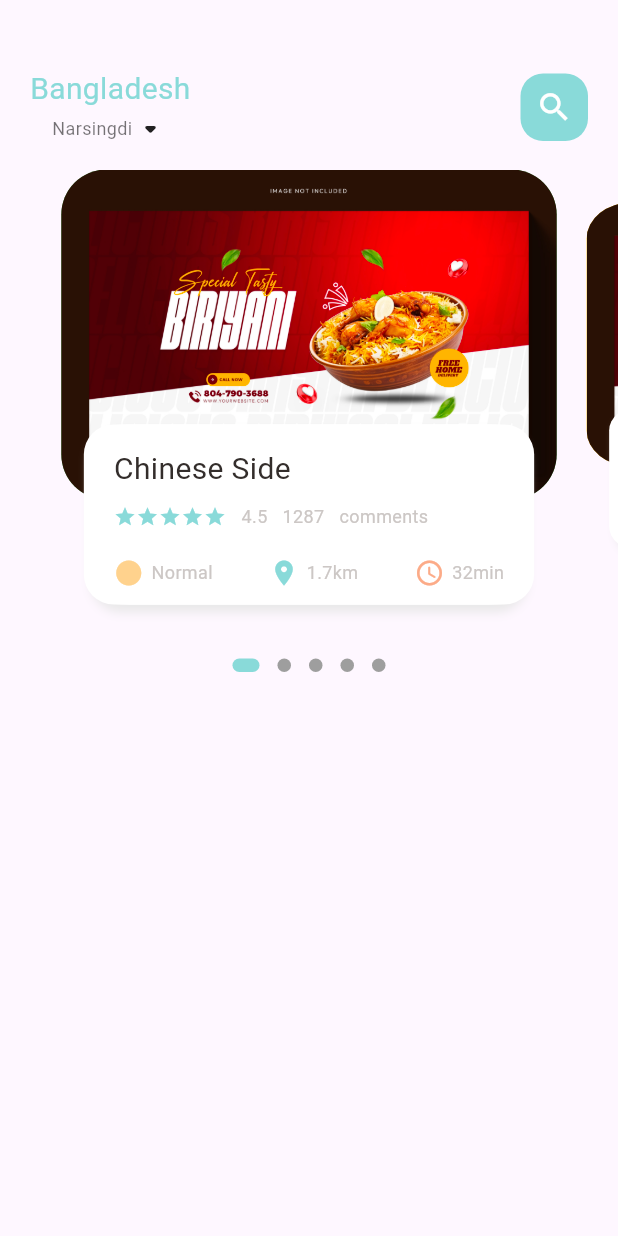
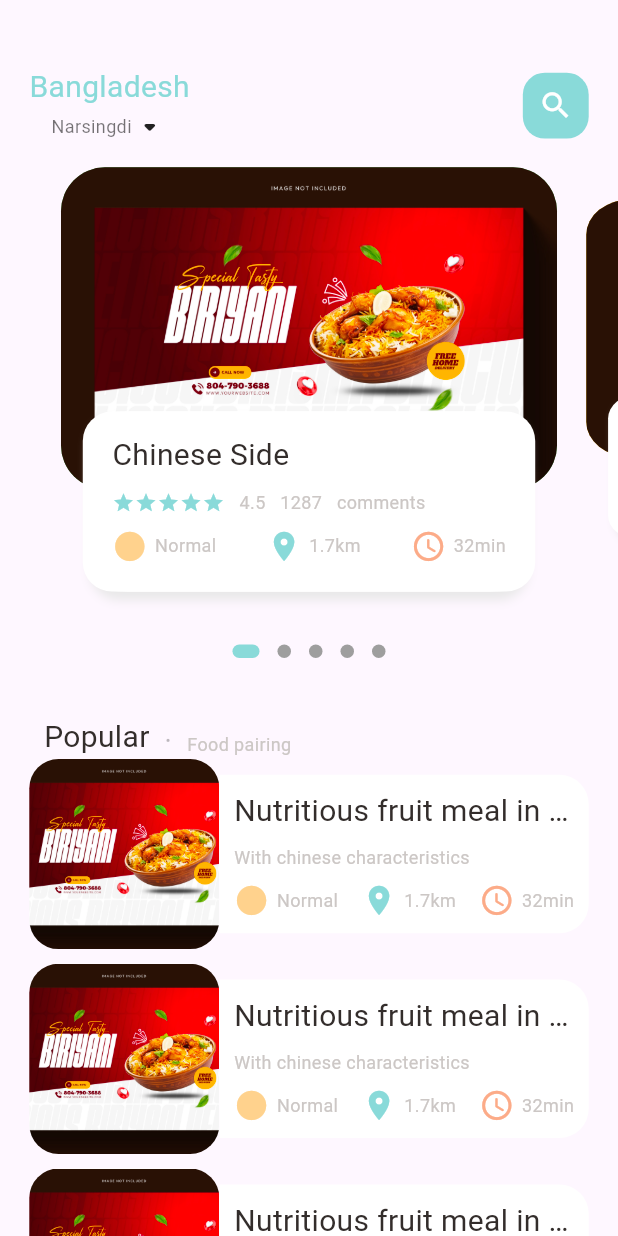
Before and after one commit to Check-HazratALi/food_app, a Flutter app: the screen it shows after launch, on a phone screen of 412 x 824 dp. Run offline on Flutter 3.47's test engine with Material 3 defaults, Android fonts, the phone set to English and light mode, and no system bars; drawn by our look-alikes of dots_indicator; our stand-ins replace get.

Commit message:
home_page_populer_list_view

```diff
--- a/lib/home/food_page_body.dart
+++ b/lib/home/food_page_body.dart
@@ -1,6 +1,7 @@
 import 'package:dots_indicator/dots_indicator.dart';
 import 'package:flutter/material.dart';
 import 'package:food_app/utils/colors.dart';
+import 'package:food_app/utils/dimension.dart';
 import 'package:food_app/widgets/big_text.dart';
 import 'package:food_app/widgets/icon_and_text_widget.dart';
 import 'package:food_app/widgets/small_text.dart';
@@ -15,6 +16,7 @@ class FoodPageBody extends StatefulWidget {
 class _FoodPageBodyState extends State<FoodPageBody> {
   PageController pageController = PageController(viewportFraction: 0.85);
   var _currentPageValue = 0.0;
+  double _height = Dimension.pageViewContainer;
 
   @override
   void initState() {
@@ -38,7 +40,7 @@ class _FoodPageBodyState extends State<FoodPageBody> {
       children: [
         //slider section
         Container(
-          height: 320,
+          height: Dimension.pageView,
           child: PageView.builder(
             controller: pageController,
             itemCount: 5,
@@ -61,6 +63,117 @@ class _FoodPageBodyState extends State<FoodPageBody> {
             ),
           ),
         ),
+
+        //popular text
+        SizedBox(height: Dimension.height30),
+        Container(
+          margin: EdgeInsets.only(left: Dimension.width30),
+          child: Row(
+            crossAxisAlignment: CrossAxisAlignment.end,
+            children: [
+              BigText(text: "Popular"),
+              SizedBox(width: Dimension.width10),
+              Container(
+                margin: const EdgeInsets.only(bottom: 3),
+                child: BigText(
+                  text: ".",
+                  color: Colors.black26,
+                ),
+              ),
+              SizedBox(width: Dimension.width10),
+              Container(
+                margin: const EdgeInsets.only(bottom: 2),
+                child: SmallText(
+                  text: "Food pairing",
+                ),
+              ),
+            ],
+          ),
+        ),
+
+        //list of food and images
+
+        ListView.builder(
+          physics: NeverScrollableScrollPhysics(),
+          shrinkWrap: true,
+          itemCount: 10,
+          itemBuilder: (context, index) {
+            return Container(
+              margin: EdgeInsets.only(
+                left: Dimension.width20,
+                right: Dimension.width20,
+                bottom: Dimension.height10,
+              ),
+              child: Row(
+                children: [
+                  //image section
+                  Container(
+                    width: Dimension.listViewImgSize,
+                    height: Dimension.listViewImgSize,
+                    decoration: BoxDecoration(
+                      borderRadius: BorderRadius.circular(Dimension.radius20),
+                      color: Colors.white,
+                      image: DecorationImage(
+                        fit: BoxFit.cover,
+                        image: AssetImage("assets/image/food1.jpg"),
+                      ),
+                    ),
+                  ),
+
+                  //text container
+                  Expanded(
+                    child: Container(
+                      height: Dimension.listViewTextContSize,
+                      decoration: BoxDecoration(
+                        borderRadius: BorderRadius.only(
+                          topRight: Radius.circular(Dimension.radius20),
+                          bottomRight: Radius.circular(Dimension.radius20),
+                        ),
+                        color: Colors.white,
+                      ),
+                      child: Padding(
+                        padding: EdgeInsets.only(
+                          left: Dimension.width10,
+                          right: Dimension.width10,
+                        ),
+                        child: Column(
+                          crossAxisAlignment: CrossAxisAlignment.start,
+                          mainAxisAlignment: MainAxisAlignment.center,
+                          children: [
+                            BigText(text: "Nutritious fruit meal in China"),
+                            SizedBox(height: Dimension.height10),
+                            SmallText(text: "With chinese characteristics"),
+                            SizedBox(height: Dimension.height10),
+                            Row(
+                              mainAxisAlignment: MainAxisAlignment.spaceBetween,
+                              children: [
+                                IconAndTextWidget(
+                                  icon: Icons.circle_sharp,
+                                  iconColor: AppColors.iconColor1,
+                                  text: "Normal",
+                                ),
+                                IconAndTextWidget(
+                                  icon: Icons.location_on,
+                                  iconColor: AppColors.mainColor,
+                                  text: "1.7km",
+                                ),
+                                IconAndTextWidget(
+                                  icon: Icons.access_time_rounded,
+                                  iconColor: AppColors.iconColor2,
+                                  text: "32min",
+                                ),
+                              ],
+                            ),
+                          ],
+                        ),
+                      ),
+                    ),
+                  ),
+                ],
+              ),
+            );
+          },
+        ),
       ],
     );
   }
@@ -69,19 +182,19 @@ class _FoodPageBodyState extends State<FoodPageBody> {
     Matrix4 matrix = new Matrix4.identity();
     if (index == _currentPageValue.floor()) {
       var currScale = 1 - (_currentPageValue - index) * (1 - 0.8);
-      var currTrans = 220 * (1 - currScale) / 2;
+      var currTrans = _height * (1 - currScale) / 2;
       matrix = Matrix4.diagonal3Values(1, currScale, 1)..setTranslationRaw(0, currTrans, 0);
     } else if (index == _currentPageValue.floor() + 1) {
       var currScale = 0.8 + (_currentPageValue - index + 1) * (1 - 0.8);
-      var currTrans = 220 * (1 - currScale) / 2;
+      var currTrans = _height * (1 - currScale) / 2;
       matrix = Matrix4.diagonal3Values(1, currScale, 1)..setTranslationRaw(0, currTrans, 0);
     } else if (index == _currentPageValue.floor() - 1) {
       var currScale = 1 - (_currentPageValue - index) * (1 - 0.8);
-      var currTrans = 220 * (1 - currScale) / 2;
+      var currTrans = _height * (1 - currScale) / 2;
       matrix = Matrix4.diagonal3Values(1, currScale, 1)..setTranslationRaw(0, currTrans, 0);
     } else {
       var currScale = 0.8;
-      var currTrans = 220 * (1 - currScale) / 2;
+      var currTrans = _height * (1 - currScale) / 2;
       matrix = Matrix4.diagonal3Values(1, currScale, 1)..setTranslationRaw(0, currTrans, 0);
     }
 
@@ -90,10 +203,10 @@ class _FoodPageBodyState extends State<FoodPageBody> {
       child: Stack(
         children: [
           Container(
-            height: 220,
-            margin: const EdgeInsets.only(left: 10, right: 10),
+            height: _height,
+            margin: EdgeInsets.only(left: Dimension.width10 , right: Dimension.width10),
             decoration: BoxDecoration(
-              borderRadius: BorderRadius.circular(30),
+              borderRadius: BorderRadius.circular(Dimension.radius30),
               color: index.isEven ? Colors.green : Colors.amber,
               image: DecorationImage(
                 fit: BoxFit.cover,
@@ -105,9 +218,9 @@ class _FoodPageBodyState extends State<FoodPageBody> {
             alignment: Alignment.bottomCenter,
             child: Container(
               height: 120,
-              margin: const EdgeInsets.only(left: 30, right: 30, bottom: 30),
+              margin: EdgeInsets.only(left: Dimension.width30, right: Dimension.width30, bottom: Dimension.height30),
               decoration: BoxDecoration(
-                borderRadius: BorderRadius.circular(20),
+                borderRadius: BorderRadius.circular(Dimension.radius20),
                 color: Colors.white,
                 boxShadow: [
                   BoxShadow(
@@ -126,12 +239,12 @@ class _FoodPageBodyState extends State<FoodPageBody> {
                 ],
               ),
               child: Container(
-                padding: const EdgeInsets.only(top: 15, left: 15, right: 15),
+                padding: EdgeInsets.only(top: Dimension.height15, left: Dimension.width15, right: Dimension.width15),
                 child: Column(
                   crossAxisAlignment: CrossAxisAlignment.start,
                   children: [
                     BigText(text: "Chinese Side"),
-                    SizedBox(height: 10),
+                    SizedBox(height: Dimension.height10),
                     Row(
                       children: [
                         Wrap(
@@ -144,15 +257,15 @@ class _FoodPageBodyState extends State<FoodPageBody> {
                             ),
                           ),
                         ),
-                        SizedBox(width: 10),
+                        SizedBox(width: Dimension.width10),
                         SmallText(text: "4.5"),
-                        SizedBox(width: 10),
+                        SizedBox(width: Dimension.width10),
                         SmallText(text: "1287"),
-                        SizedBox(width: 10),
+                        SizedBox(width: Dimension.width10),
                         SmallText(text: "comments"),
                       ],
                     ),
-                    SizedBox(height: 20),
+                    SizedBox(height: Dimension.height10),
 
                     Row(
                       mainAxisAlignment: MainAxisAlignment.spaceBetween,
@@ -162,13 +275,13 @@ class _FoodPageBodyState extends State<FoodPageBody> {
                           iconColor: AppColors.iconColor1,
                           text: "Normal",
                         ),
-                        SizedBox(width: 20),
+                        SizedBox(width: Dimension.width20),
                         IconAndTextWidget(
                           icon: Icons.location_on,
                           iconColor: AppColors.mainColor,
                           text: "1.7km",
                         ),
-                        SizedBox(width: 20),
+                        SizedBox(width: Dimension.width20),
                         IconAndTextWidget(
                           icon: Icons.access_time_rounded,
                           iconColor: AppColors.iconColor2,
@@ -181,7 +294,6 @@ class _FoodPageBodyState extends State<FoodPageBody> {
               )
             ),
           ),
-
         ],
       ),
     );
--- a/lib/home/main_food_page.dart
+++ b/lib/home/main_food_page.dart
@@ -1,6 +1,7 @@
 import 'package:flutter/material.dart';
 import 'package:food_app/home/food_page_body.dart';
 import 'package:food_app/utils/colors.dart';
+import 'package:food_app/utils/dimension.dart';
 import 'package:food_app/widgets/big_text.dart';
 import 'package:food_app/widgets/small_text.dart';
 
@@ -20,8 +21,8 @@ class _MainFoodPageState extends State<MainFoodPage> {
           //showing the header
           Container(
             child: Container(
-              margin: EdgeInsets.only(top: 45, bottom: 15),
-              padding: EdgeInsets.symmetric(horizontal: 20),
+              margin: EdgeInsets.only(top: Dimension.height45, bottom: Dimension.height15),
+              padding: EdgeInsets.symmetric(horizontal: Dimension.radius20),
               child: Row(
                 mainAxisAlignment: MainAxisAlignment.spaceBetween,
                 children: [
@@ -39,12 +40,12 @@ class _MainFoodPageState extends State<MainFoodPage> {
 
                   Center(
                     child: Container(
-                      width: 45,
-                      height: 45,
-                      child: Icon(Icons.search, color: Colors.white, size: 25),
+                      width: Dimension.width45,
+                      height: Dimension.height45,
+                      child: Icon(Icons.search, color: Colors.white, size: Dimension.iconSize24),
                       decoration: BoxDecoration(
                         color: AppColors.mainColor,
-                        borderRadius: BorderRadius.circular(15),
+                        borderRadius: BorderRadius.circular(Dimension.radius15),
                       ),
                     ),
                   ),
@@ -54,7 +55,7 @@ class _MainFoodPageState extends State<MainFoodPage> {
           ),
 
           //showing the body
-          FoodPageBody(),
+          Expanded(child: SingleChildScrollView(child: FoodPageBody())),
 
 
         ],
--- a/lib/main.dart
+++ b/lib/main.dart
@@ -1,5 +1,6 @@
 import 'package:flutter/material.dart';
 import 'package:food_app/home/main_food_page.dart';
+import 'package:get/get.dart';
 
 void main() {
   runApp(const MyApp());
@@ -10,7 +11,7 @@ class MyApp extends StatelessWidget {
 
   @override
   Widget build(BuildContext context) {
-    return MaterialApp(
+    return GetMaterialApp(
       debugShowCheckedModeBanner: false,
       home: MainFoodPage(),
     );
--- /dev/null
+++ b/lib/utils/dimension.dart
@@ -0,0 +1,36 @@
+import 'package:get/get.dart';
+
+class Dimension {
+
+  static double screenHeight = Get.context!.height;
+  static double screenWidth = Get.context!.width;
+
+  static double pageView = screenHeight / 2.64;
+  static double pageViewContainer = screenHeight / 3.84;
+  static double pageViewTextContainer = screenHeight / 7.03;
+
+  static double height10 = screenHeight / 84.4;
+  static double height15 = screenHeight / 56.27;
+  static double height20 = screenHeight / 42.2;
+  static double height30 = screenHeight / 28.13;
+  static double height45 = screenHeight / 18.76;
+
+  static double width10 = screenHeight / 84.4;
+  static double width15 = screenHeight / 56.27;
+  static double width20 = screenHeight / 42.2;
+  static double width30 = screenHeight / 28.13;
+  static double width45 = screenHeight / 18.76;
+
+  static double font20 = screenHeight / 42.2;
+
+  static double radius15 = screenHeight / 56.27;
+  static double radius20 = screenHeight / 42.2;
+  static double radius30 = screenHeight / 28.13;
+
+  static double iconSize24 = screenHeight / 35.17;
+  static double iconSize16 = screenHeight / 52.75;
+
+  static double listViewImgSize = screenWidth / 3.25;
+  static double listViewTextContSize = screenWidth / 3.9;
+
+}
--- a/lib/widgets/big_text.dart
+++ b/lib/widgets/big_text.dart
@@ -1,4 +1,5 @@
 import 'package:flutter/material.dart';
+import 'package:food_app/utils/dimension.dart';
 
 class BigText extends StatelessWidget {
   BigText({
@@ -22,7 +23,7 @@ class BigText extends StatelessWidget {
       style: TextStyle(
         fontFamily: 'Roboto',
         color: color,
-        fontSize: size,
+        fontSize: size == 0 ? Dimension.font20 : size,
         fontWeight: FontWeight.w400
       ),
     );
--- a/lib/widgets/icon_and_text_widget.dart
+++ b/lib/widgets/icon_and_text_widget.dart
@@ -1,4 +1,5 @@
 import 'package:flutter/material.dart';
+import 'package:food_app/utils/dimension.dart';
 import 'package:food_app/widgets/small_text.dart';
 
 class IconAndTextWidget extends StatelessWidget {
@@ -16,7 +17,7 @@ class IconAndTextWidget extends StatelessWidget {
   Widget build(BuildContext context) {
     return Row(
       children: [
-        Icon(icon, color: iconColor, size: 20),
+        Icon(icon, color: iconColor, size: Dimension.iconSize24),
         SizedBox(width: 5),
         SmallText(text: text),
       ],
--- a/pubspec.yaml
+++ b/pubspec.yaml
@@ -13,6 +13,7 @@ dependencies:
 
   cupertino_icons: ^1.0.8
   dots_indicator: ^4.0.1
+  get: ^4.7.2
 
 dev_dependencies:
   flutter_test:
```
Also changed, not shown: pubspec.lock.
